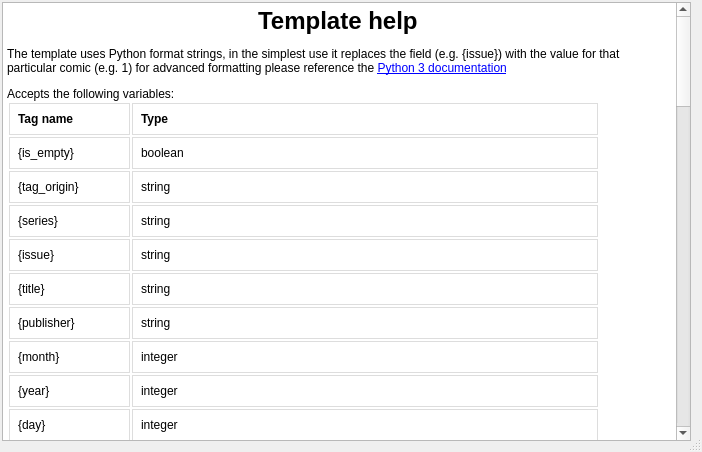
The window that comictaggerlib/ui/TemplateHelp.ui (comictagger/comictagger) describes before a commit, drawn with Qt 5.
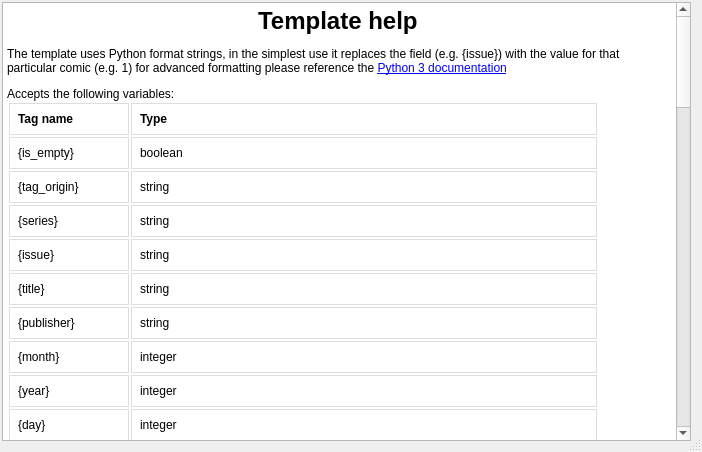
The same window after the commit.

Commit message:
Fix community rating
The user rating control is replaced with critical rating which is now
represented as a float.
utils.xlate has been updated to have an is_float parameter
Metadata is reloaded on save so that changes can be seen
e.g. for CBL tags the critical rating field only stores integers

```diff
--- a/comictaggerlib/ui/TemplateHelp.ui
+++ b/comictaggerlib/ui/TemplateHelp.ui
@@ -78,7 +78,7 @@
      &lt;tr&gt;&lt;td&gt;{language}&lt;/td&gt;&lt;td&gt;string&lt;/td&gt;&lt;/tr&gt;
      &lt;tr&gt;&lt;td&gt;{comments}&lt;/td&gt;&lt;td&gt;string&lt;/td&gt;&lt;/tr&gt;
      &lt;tr&gt;&lt;td&gt;{volume_count}&lt;/td&gt;&lt;td&gt;integer&lt;/td&gt;&lt;/tr&gt;
-     &lt;tr&gt;&lt;td&gt;{critical_rating}&lt;/td&gt;&lt;td&gt;string&lt;/td&gt;&lt;/tr&gt;
+     &lt;tr&gt;&lt;td&gt;{critical_rating}&lt;/td&gt;&lt;td&gt;float&lt;/td&gt;&lt;/tr&gt;
      &lt;tr&gt;&lt;td&gt;{country}&lt;/td&gt;&lt;td&gt;string&lt;/td&gt;&lt;/tr&gt;
      &lt;tr&gt;&lt;td&gt;{alternate_series}&lt;/td&gt;&lt;td&gt;string&lt;/td&gt;&lt;/tr&gt;
      &lt;tr&gt;&lt;td&gt;{alternate_number}&lt;/td&gt;&lt;td&gt;string&lt;/td&gt;&lt;/tr&gt;
@@ -91,7 +91,6 @@
      &lt;tr&gt;&lt;td&gt;{black_and_white}&lt;/td&gt;&lt;td&gt;boolean&lt;/td&gt;&lt;/tr&gt;
      &lt;tr&gt;&lt;td&gt;{page_count}&lt;/td&gt;&lt;td&gt;integer&lt;/td&gt;&lt;/tr&gt;
      &lt;tr&gt;&lt;td&gt;{maturity_rating}&lt;/td&gt;&lt;td&gt;string&lt;/td&gt;&lt;/tr&gt;
-     &lt;tr&gt;&lt;td&gt;{community_rating}&lt;/td&gt;&lt;td&gt;string&lt;/td&gt;&lt;/tr&gt;
      &lt;tr&gt;&lt;td&gt;{story_arc}&lt;/td&gt;&lt;td&gt;string&lt;/td&gt;&lt;/tr&gt;
      &lt;tr&gt;&lt;td&gt;{series_group}&lt;/td&gt;&lt;td&gt;string&lt;/td&gt;&lt;/tr&gt;
      &lt;tr&gt;&lt;td&gt;{scan_info}&lt;/td&gt;&lt;td&gt;string&lt;/td&gt;&lt;/tr&gt;
```
The commit also changes 7 other files.
